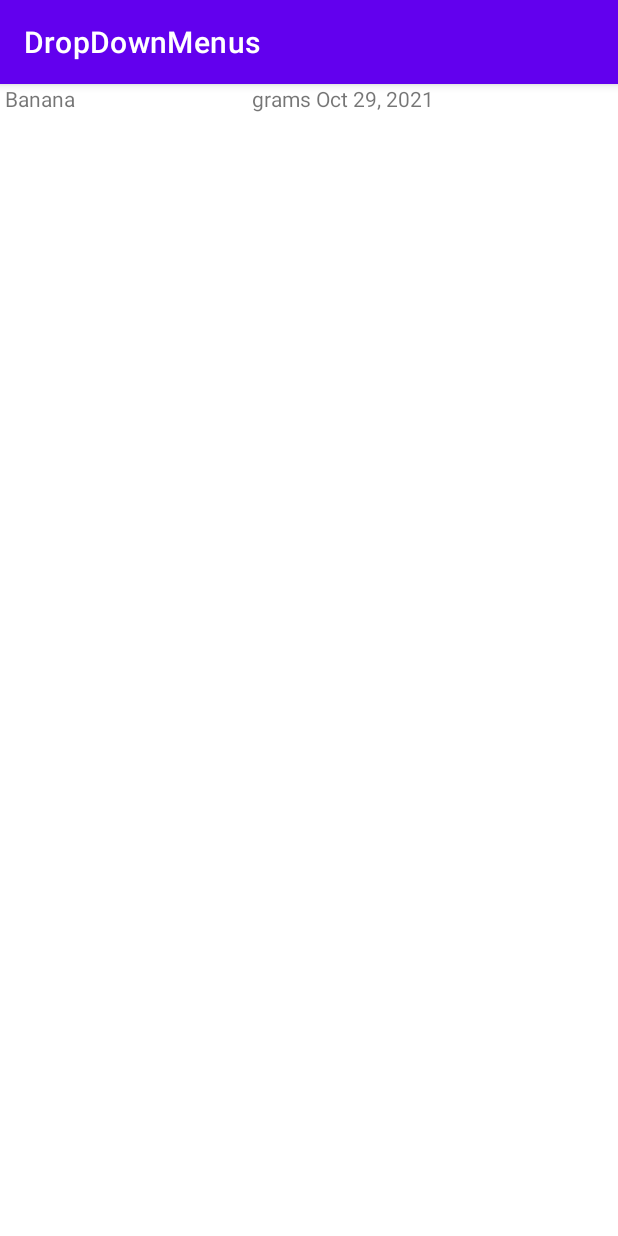
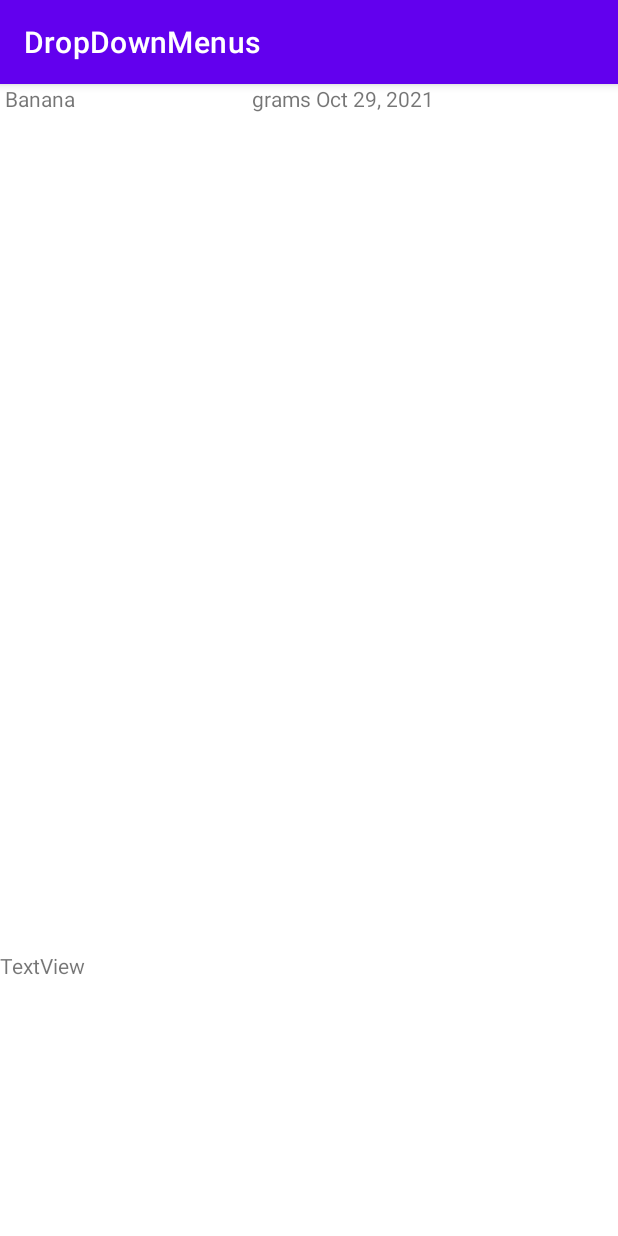
Before and after one commit to iasonassym/FoodWaste, an Android app: the WastedFoodPage screen opened directly, with no data from a screen before it, on a phone screen of 412 x 824 dp. Run offline under Robolectric (Android 15) with nearby library versions, the phone set to English and light mode, and no system bars; 1 statement that could not run was skipped.

Commit message:
Added Product and Global Variable object + Feature that calculates monthly waste in Euros

```diff
--- /dev/null
+++ b/app/src/main/java/com/example/dropdownmenus/GlobalVariables.java
@@ -0,0 +1,75 @@
+package com.example.dropdownmenus;
+
+import android.util.Pair;
+
+import java.util.ArrayList;
+import java.util.List;
+
+public class GlobalVariables {
+
+    public static List<Product> getProducts() {
+
+        //Dairy - 6 items
+        Product egg = new Product("Eggs", 10, 1.8);
+        Product milk = new Product("Milk", 1, 1.25);
+        Product butter = new Product("Butter", 250, 2.0);
+        Product yogurt = new Product("Yogurt", 450, 1.0);
+        Product feta = new Product("Feta", 1, 1);
+
+        //Fruits - 6 items
+        Product banana = new Product("Banana", 1, 1.0);
+        Product peach = new Product("Peach", 7, 4.0);
+        Product lemon = new Product("Lemon", 1, 1);
+        Product apple = new Product("Apple", 6, 3.5);
+        Product tomato = new Product("Tomato", 7, 1);
+        Product pear = new Product("Pear", 6, 3.75);
+
+        //Vegetables - 6 items
+        Product broccoli = new Product("Broccoli", 1, 1);
+        Product carrot = new Product("Broccoli", 1, 1);
+        Product avocado = new Product("Avocado", 1, 1.25);
+        Product cucumber = new Product("Cucumber", 1, 1.5);
+        Product onion = new Product("Onion", 1, 1.1);
+        Product pepper = new Product("Pepper", 1, 1.5);
+
+        //Meat - 7 items
+        Product beef = new Product("Beef", 350, 11);
+        Product chicken_breast = new Product("Chicken Breast", 350, 10);
+        Product chicken_leg = new Product("Chicken Leg", 350, 4);
+        Product mince_meat = new Product("Minced Meat", 350, 6);
+        Product pork_fillet = new Product("Pork", 350, 6.5);
+        Product whole_chicken = new Product("Whole Chicken", 1, 8);
+        Product tofu = new Product("Tofu", 350, 4);
+
+        ArrayList<Product> food_prices = new ArrayList<>();
+        food_prices.add(egg);
+        food_prices.add(milk);
+        food_prices.add(butter);
+        food_prices.add(yogurt);
+        food_prices.add(feta);
+        food_prices.add(banana);
+        food_prices.add(peach);
+        food_prices.add(lemon);
+        food_prices.add(apple);
+        food_prices.add(tomato);
+        food_prices.add(pear);
+        food_prices.add(broccoli);
+        food_prices.add(carrot);
+        food_prices.add(avocado);
+        food_prices.add(cucumber);
+        food_prices.add(onion);
+        food_prices.add(pepper);
+        food_prices.add(beef);
+        food_prices.add(chicken_breast);
+        food_prices.add(chicken_leg);
+        food_prices.add(mince_meat);
+        food_prices.add(pork_fillet);
+        food_prices.add(whole_chicken);
+        food_prices.add(tofu);
+
+        return food_prices;
+    }
+
+
+
+}
--- a/app/src/main/java/com/example/dropdownmenus/MainPage.kt
+++ b/app/src/main/java/com/example/dropdownmenus/MainPage.kt
@@ -9,12 +9,9 @@ import android.view.View
 import android.widget.*
 import android.widget.AdapterView
 
-import android.widget.Toast
-
 import android.widget.ArrayAdapter
 
 import android.widget.Spinner
-import java.sql.Time
 import java.text.DateFormat
 import java.util.*
 
@@ -55,7 +52,7 @@ class MainPage : AppCompatActivity(), AdapterView.OnItemSelectedListener {
         button = findViewById<View>(R.id.submitButton) as Button
         button!!.setOnClickListener { goToMainPage() }
 
-        amount = findViewById<View>(R.id.editTextNumber) as EditText
+        amount = findViewById<View>(R.id.btn_weight_input) as EditText
 
     }
 
--- /dev/null
+++ b/app/src/main/java/com/example/dropdownmenus/Product.java
@@ -0,0 +1,26 @@
+package com.example.dropdownmenus;
+
+public class Product {
+    private String name;
+    private int quantity;
+    private double price;
+
+    public Product(String name, int quantity, double price) {
+        this.name = name;
+        this.quantity = quantity;
+        this.price = price;
+    }
+
+    public String getName() {
+        return name;
+    }
+
+    public int getQuantity() {
+        return quantity;
+    }
+
+    public double getPrice() {
+        return price;
+    }
+
+}
--- a/app/src/main/java/com/example/dropdownmenus/WastedFoodPage.kt
+++ b/app/src/main/java/com/example/dropdownmenus/WastedFoodPage.kt
@@ -1,14 +1,21 @@
 package com.example.dropdownmenus
 
+import android.annotation.SuppressLint
 import android.content.Context
 import android.content.SharedPreferences
 import android.os.Bundle
 import android.view.View
 import android.widget.*
 import androidx.appcompat.app.AppCompatActivity
+import com.example.dropdownmenus.GlobalVariables
+import java.text.SimpleDateFormat
+import java.util.*
+import kotlin.collections.ArrayList
+import kotlin.math.round
 
 class WastedFoodPage : AppCompatActivity() {
     val array: MutableList<String> = ArrayList()
+    @SuppressLint("SetTextI18n", "SimpleDateFormat")
     override fun onCreate(savedInstanceState: Bundle?) {
         super.onCreate(savedInstanceState)
         setContentView(R.layout.activity_other)
@@ -17,6 +24,7 @@ class WastedFoodPage : AppCompatActivity() {
         var t2: TextView? = null
         var table = findViewById<View>(R.id.table) as TableLayout
         var table2 = findViewById<View>(R.id.table2) as TableLayout
+        var monthly_price = findViewById<View>(R.id.monthly_cost) as TextView
 
         val foodData = ArrayList<String>()
         val amountData = ArrayList<String>()
@@ -37,7 +45,6 @@ class WastedFoodPage : AppCompatActivity() {
         type = sp2.getString("type", "").toString()
         var date: String
         date = sp2.getString("date", "").toString()
-
 
         var foods = food.split("@")
         foods = foods.subList(1, foods.size)
@@ -85,5 +92,54 @@ class WastedFoodPage : AppCompatActivity() {
             row.addView(tv2)
             table2.addView(row)
         }
+
+        val listOfProducts = GlobalVariables.getProducts();
+        var monthly_cost = 0.0;
+        var rounded_monthly_cost = 0.0;
+
+        for (i in 0 until foodData.size) {
+            val foodName = foodData[i].trim();
+            val foodQuantity = amountData[i].trim();
+            val foodDate = dateData[i].trim().split(" ")[0];
+
+            val date: Date = Date()
+            val cal: Calendar = Calendar.getInstance()
+            cal.setTime(date)
+            val current_month: Int = cal.get(Calendar.MONTH)
+            var isCurrentMonth = false
+
+            println(current_month)
+
+            when (foodDate){
+                "Jan" -> if(current_month == 0) isCurrentMonth = true
+                "Feb" -> if(current_month == 1) isCurrentMonth = true
+                "Mar" -> if(current_month == 2) isCurrentMonth = true
+                "Apr" -> if(current_month == 3) isCurrentMonth = true
+                "May" -> if(current_month == 4) isCurrentMonth = true
+                "Jun" -> if(current_month == 5) isCurrentMonth = true
+                "Jul" -> if(current_month == 6) isCurrentMonth = true
+                "Aug" -> if(current_month == 7) isCurrentMonth = true
+                "Sep" -> if(current_month == 8) isCurrentMonth = true
+                "Oct" -> if(current_month == 9) {
+                    println("was here")
+                    isCurrentMonth = true
+                    println(isCurrentMonth)
+                }
+                "Nov" -> if(current_month == 10) isCurrentMonth = true
+                "Dec" -> if(current_month == 11) isCurrentMonth = true
+            }
+
+            println(isCurrentMonth)
+            println("f is $foodName")
+            for (p in listOfProducts){
+                println(dateData[i])
+                if (foodName.equals(p.name) && isCurrentMonth){
+                    println("p is " + p.name)
+                    monthly_cost += (p.price * Integer.parseInt(foodQuantity)) / p.quantity;
+                }
+            }
+        }
+        rounded_monthly_cost = Math.round(monthly_cost*100.0)/100.0;
+        monthly_price.setText("This month you have wasted: $rounded_monthly_cost EUR")
     }
 }
--- a/app/src/main/res/layout/activity_other.xml
+++ b/app/src/main/res/layout/activity_other.xml
@@ -52,4 +52,17 @@
             android:layout_width="match_parent"
             android:layout_height="match_parent" />
     </TableLayout>
+
+    <TextView
+        android:id="@+id/monthly_cost"
+        android:layout_width="400dp"
+        android:layout_height="40dp"
+        android:layout_alignParentStart="true"
+        android:layout_alignParentEnd="true"
+        android:layout_alignParentBottom="true"
+        android:layout_marginStart="0dp"
+        android:layout_marginEnd="11dp"
+        android:layout_marginBottom="150dp"
+        android:text="TextView" />
+
 </RelativeLayout>
```
Also changed, not shown: app/src/main/java/com/example/dropdownmenus/MainActivity.kt (+3 -13 lines), app/src/main/res/layout/activity_main.xml (+18 -12 lines), app/src/main/res/layout/activity_main_page.xml (+9 -9 lines), gradle.properties (+8 -12 lines).
